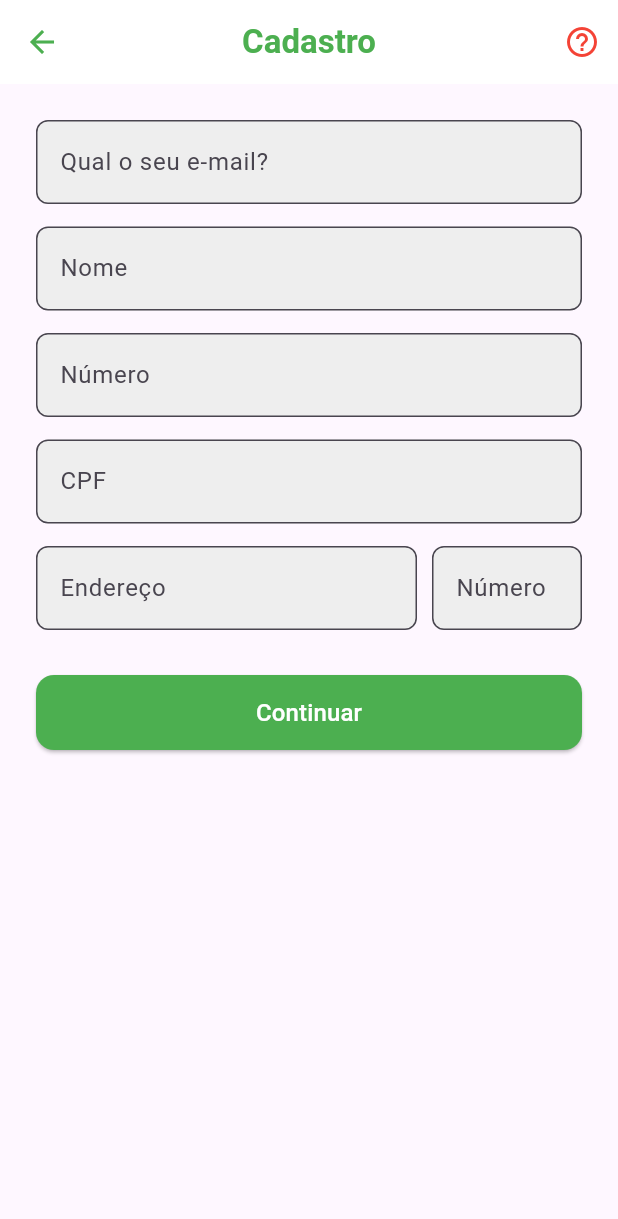
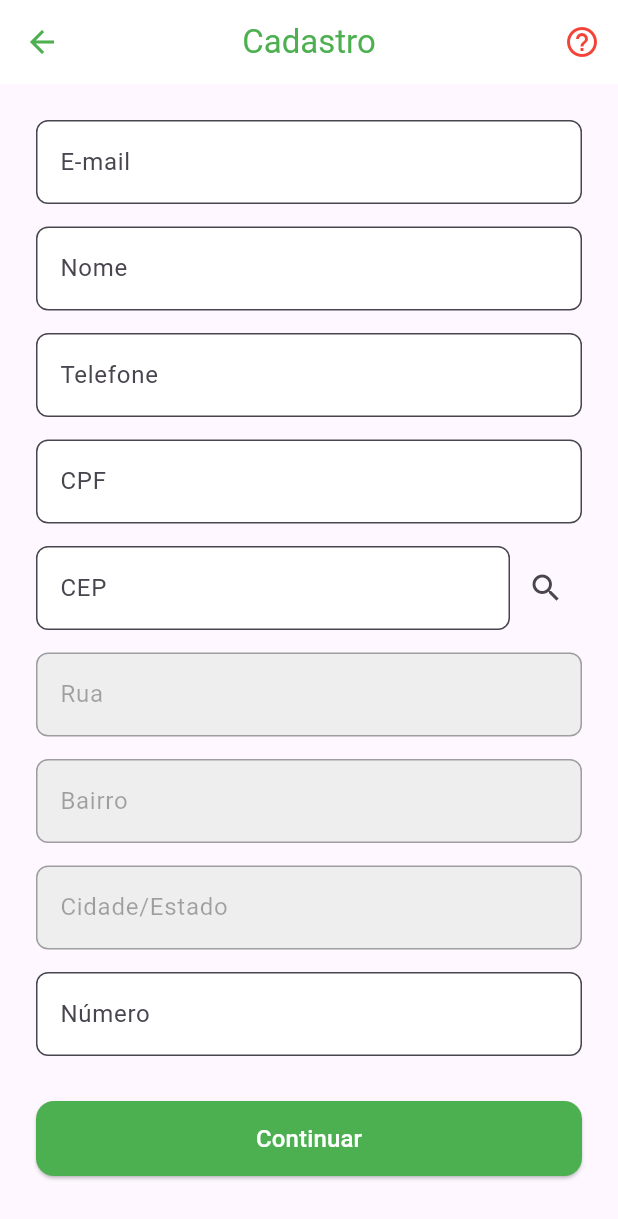
Before and after one commit to MB-Tecnologia/app_cartfy, a Flutter app: the CadastroUsuario screen opened directly, on a phone screen of 412 x 824 dp. Shown: the top 1219 px of the screen. Run offline on Flutter 3.47's test engine with Material 3 defaults, Android fonts, the light colour scheme and no system bars; our stand-ins replace freezed_annotation, get_it; missing offline and left inert: mobile_scanner.

Commit message:
tinha subido o codigo da tela de cadastro faltando a API do CEP

```diff
--- a/lib/src/pages/login-register/user_register.dart
+++ b/lib/src/pages/login-register/user_register.dart
@@ -1,12 +1,62 @@
 import 'package:flutter/material.dart';
+import 'package:http/http.dart' as http;
+import 'dart:convert';
 
-class CadastroUsuario extends StatelessWidget {
+class CadastroUsuario extends StatefulWidget {
   const CadastroUsuario({super.key});
+
+  @override
+  State<CadastroUsuario> createState() => _CadastroUsuarioState();
+}
+
+class _CadastroUsuarioState extends State<CadastroUsuario> {
+  final TextEditingController _cepController = TextEditingController();
+  final TextEditingController _numeroController = TextEditingController();
+  final TextEditingController _ruaController = TextEditingController();
+  final TextEditingController _bairroController = TextEditingController();
+  final TextEditingController _cidadeEstadoController = TextEditingController();
+
+  Future<void> _buscarEndereco() async {
+    final cep = _cepController.text.replaceAll(RegExp(r'[^0-9]'), '');
+    if (cep.length != 8) return;
+
+    final url = Uri.parse('https://viacep.com.br/ws/$cep/json/');
+    final response = await http.get(url);
+
+    if (response.statusCode == 200) {
+      final data = json.decode(response.body);
+      if (!data.containsKey('erro')) {
+        setState(() {
+          _ruaController.text = data['logradouro'] ?? '';
+          _bairroController.text = data['bairro'] ?? '';
+          _cidadeEstadoController.text =
+              '${data['localidade'] ?? ''} - ${data['uf'] ?? ''}';
+        });
+      }
+    }
+  }
+
+  Widget _buildInput(String label, TextEditingController controller,
+      {bool enabled = true}) {
+    return TextField(
+      controller: controller,
+      enabled: enabled,
+      decoration: InputDecoration(
+        hintText: label,
+        filled: true,
+        fillColor: enabled ? Colors.white : Colors.grey[200],
+        border: OutlineInputBorder(borderRadius: BorderRadius.circular(8)),
+      ),
+    );
+  }
 
   @override
   Widget build(BuildContext context) {
     return Scaffold(
       appBar: AppBar(
+        title: const Text("Cadastro", style: TextStyle(color: Colors.green)),
+        centerTitle: true,
+        backgroundColor: Colors.white,
         leading: IconButton(
           icon: const Icon(Icons.arrow_back, color: Colors.green),
           onPressed: () => Navigator.pop(context),
@@ -14,17 +64,9 @@ class CadastroUsuario extends StatelessWidget {
         actions: [
           IconButton(
             icon: const Icon(Icons.help_outline, color: Colors.red),
-            onPressed: () {
-              // Ação do botão de ajuda (pode exibir um dialog ou snackbar, por exemplo)
-            },
-          ),
+            onPressed: () {},
+          )
         ],
-        title: const Text(
-          "Cadastro",
-          style: TextStyle(color: Colors.green, fontWeight: FontWeight.bold),
-        ),
-        centerTitle: true,
-        backgroundColor: Colors.white,
         elevation: 0,
       ),
       body: Padding(
@@ -32,33 +74,44 @@ class CadastroUsuario extends StatelessWidget {
         child: SingleChildScrollView(
           child: Column(
             children: [
-              // E-mail
-              _buildInput("Qual o seu e-mail?"),
+              _buildInput("E-mail", TextEditingController()),
+              const SizedBox(height: 15),
+              _buildInput("Nome", TextEditingController()),
+              const SizedBox(height: 15),
+              _buildInput("Telefone", TextEditingController()),
+              const SizedBox(height: 15),
+              _buildInput("CPF", TextEditingController()),
               const SizedBox(height: 15),
 
-              // Nome
-              _buildInput("Nome"),
+              // CEP com botão de busca
+              Row(
+                children: [
+                  Expanded(child: _buildInput("CEP", _cepController)),
+                  IconButton(
+                    icon: const Icon(Icons.search),
+                    onPressed: _buscarEndereco,
+                  ),
+                ],
+              ),
               const SizedBox(height: 15),
 
-              // Número
-              _buildInput("Número"),
+              // Rua
+              _buildInput("Rua", _ruaController, enabled: false),
               const SizedBox(height: 15),
 
-              // CPF
-              _buildInput("CPF"),
+              // Bairro
+              _buildInput("Bairro", _bairroController, enabled: false),
               const SizedBox(height: 15),
 
-              // Endereço e Número (lado a lado)
-              Row(
-                children: [
-                  Expanded(child: _buildInput("Endereço")),
-                  const SizedBox(width: 10),
-                  SizedBox(width: 100, child: _buildInput("Número")),
-                ],
-              ),
+              // Cidade/Estado
+              _buildInput("Cidade/Estado", _cidadeEstadoController, enabled: false),
+              const SizedBox(height: 15),
+
+              // Número (manual)
+              _buildInput("Número", _numeroController),
               const SizedBox(height: 30),
 
-              // botao continuar
+              // Botão Continuar
               SizedBox(
                 width: double.infinity,
                 height: 50,
@@ -66,35 +119,19 @@ class CadastroUsuario extends StatelessWidget {
                   style: ElevatedButton.styleFrom(
                     backgroundColor: Colors.green,
                     shape: RoundedRectangleBorder(
-                      borderRadius: BorderRadius.circular(12),
-                    ),
+                        borderRadius: BorderRadius.circular(12)),
                   ),
-
-                  onPressed: () {
-                  },
+                  onPressed: () {},
                   child: const Text(
                     "Continuar",
                     style: TextStyle(fontSize: 16, color: Colors.white),
                   ),
                 ),
-              ),
+              )
             ],
           ),
         ),
       ),
     );
   }
-
-  Widget _buildInput(String label) {
-    return TextField(
-      decoration: InputDecoration(
-        hintText: label,
-        filled: true,
-        fillColor: Colors.grey[200],
-        border: OutlineInputBorder(
-          borderRadius: BorderRadius.circular(8),
-        ),
-      ),
-    );
-  }
 }
```
